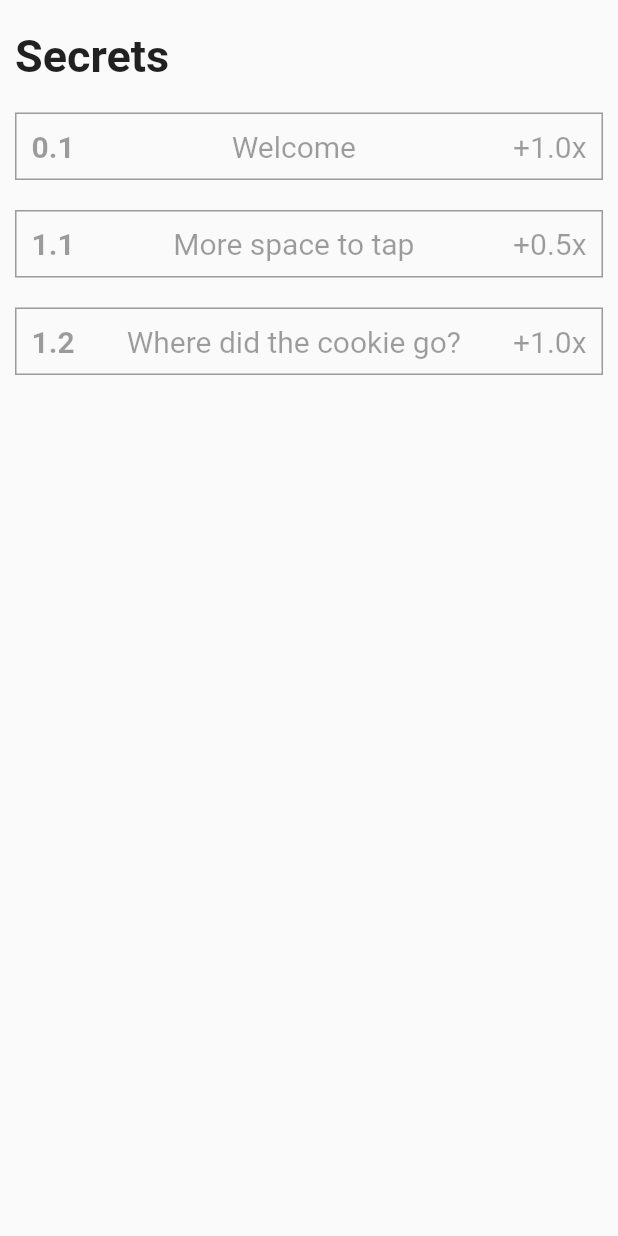
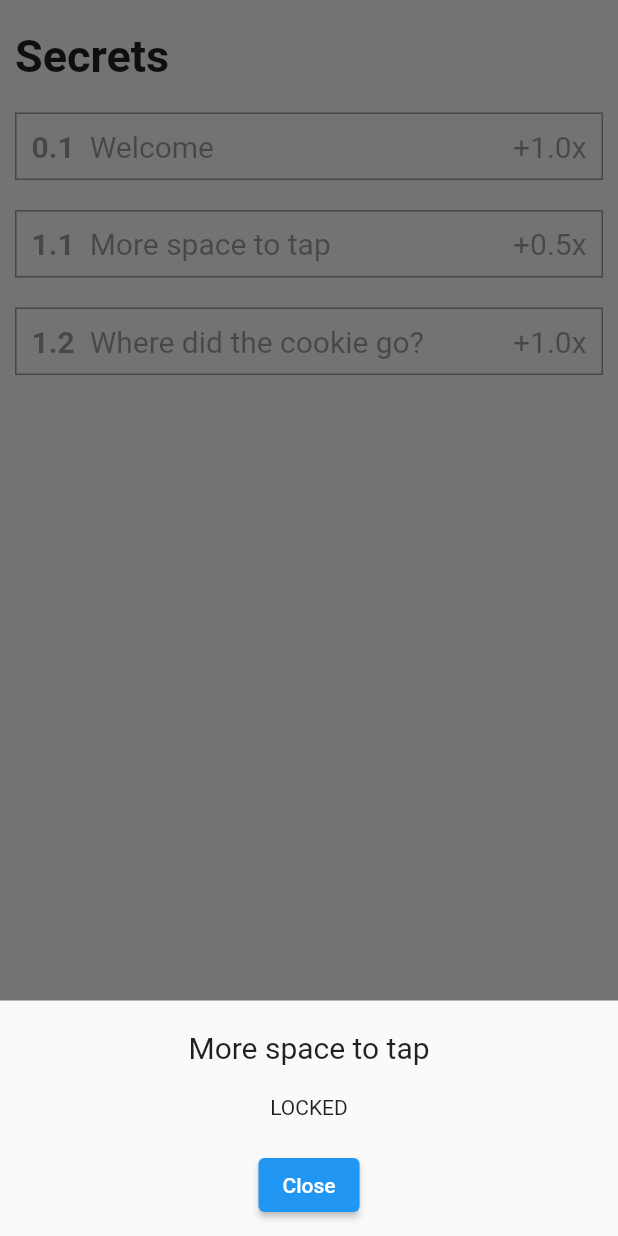
Before and after one commit to KidProf/ordinary-idle, a Flutter app: the SecretsPage widget shown alone on an empty page, opened directly with empty values, after a tap on "1.1", on a phone screen of 412 x 824 dp. Run offline on Flutter 3.47's test engine with Material 2 defaults, Android fonts, the phone set to English and light mode, and no system bars; our stand-ins replace fluttertoast, hive, hive_flutter, tuple; missing offline and left inert: restart_app; accounts and stored records are empty.

Commit message:
make swiping easier to register, prevented overflow

```diff
--- a/lib/pages/SecretsPage.dart
+++ b/lib/pages/SecretsPage.dart
@@ -45,43 +45,52 @@ class SecretsPage extends StatelessWidget {
                 children: [
                   const SizedBox(width: 10),
                   Text(s.exid, style: TextStyle(fontSize: 20, fontWeight: FontWeight.bold, color: color)),
-                  const Spacer(),
-                  Text(s.title, style: TextStyle(fontSize: 20, color: color)),
-                  const Spacer(),
+                  const SizedBox(width: 10),
+                  Expanded(child: Text(s.title, style: TextStyle(fontSize: 20, color: color,), overflow: TextOverflow.ellipsis,)),
+                  const SizedBox(width: 10),
                   Text("+"+s.reward.toString() + "x", style: TextStyle(fontSize: 20, color: color)),
                   const SizedBox(width: 10),
                 ],
                 mainAxisAlignment: MainAxisAlignment.center,
               )),
           onTap: () {
-            if (completed) {
             showModalBottomSheet<void>(
+              isScrollControlled: true,
               context: context,
               builder: (BuildContext context) {
-                  return Container(
-                    height: 250,
-                    color: const Color(0xFFFAFAFA),
-                    margin: EdgeInsets.fromLTRB(10, 0, 10, 0),
-                    child: Center(
-                      child: Column(
-                        mainAxisAlignment: MainAxisAlignment.center,
-                        mainAxisSize: MainAxisSize.min,
-                        children: <Widget>[
+                List<Widget> children;
+                if (completed) {
+                  children = [
+                      SizedBox(width: MediaQuery.of(context).size.width - 20, height: 0), //maintain width
                       Text(s.title, style: TextStyle(fontSize: 20)),
-                          SizedBox(height: 20),
-                          Text(s.description),
-                          SizedBox(height: 20),
+                      SizedBox(width: MediaQuery.of(context).size.width - 20, child: Text(s.description)),
                       ElevatedButton(
                         child: const Text('Close'),
                         onPressed: () => Navigator.pop(context),
-                          )
-                        ],
                       ),
+                  ];
+                }else{
+                  children = [
+                    SizedBox(width: MediaQuery.of(context).size.width - 20, height: 0), //maintain width
+                    Text(s.title, style: TextStyle(fontSize: 20)),
+                    const Text("LOCKED"),
+                    ElevatedButton(
+                        child: const Text('Close'),
+                        onPressed: () => Navigator.pop(context),
                       ),
-                  );
+                  ];
+                }
+                return Container(
+                  margin: EdgeInsets.fromLTRB(10, 0, 10, 10),
+                  child: Wrap(
+                  direction: Axis.vertical,
+                  alignment: WrapAlignment.start,
+                  crossAxisAlignment: WrapCrossAlignment.center,
+                  spacing: 20,
+                  children: children,
+                ),);
               },
             );
-            }
           });
     }).toList();
   }
--- a/lib/partials/1cookie/CookieBackground.dart
+++ b/lib/partials/1cookie/CookieBackground.dart
@@ -40,7 +40,6 @@ class _CookieBackgroundState extends State<CookieBackground> {
               cookieShow = false;
             });
             widget.pSecrets.progressSecret(3,0);
-            print("completed");
           }else{
             setState(() {
               cookieOffset += Vector2(0, -canvasSize.y*0.06);
@@ -49,6 +48,9 @@ class _CookieBackgroundState extends State<CookieBackground> {
           }
           print("swipe up" + cookieOffset.toString());
         },
+        swipeConfiguration: SwipeConfiguration(
+          verticalSwipeMaxWidthThreshold: 100,
+        ),
         filterOnStart: (DragStartDetails dragDetails) {
           print(_isInCookie(
               dragDetails.globalPosition.dx, dragDetails.globalPosition.dy));
@@ -85,7 +87,7 @@ class _CookieBackgroundState extends State<CookieBackground> {
     var y = details.globalPosition.dy;
     // or user the local position method to get the offset
     // print(details.localPosition);
-    print("tap down " + x.toString() + ", " + y.toString());
+    // print("tap down " + x.toString() + ", " + y.toString());
     widget.addCoins(1.0);
     if (_isInCookie(x, y)) {
       //TODO: animations of some sort
--- a/lib/util/toast.dart
+++ b/lib/util/toast.dart
@@ -19,10 +19,10 @@ class MyToast {
           // SizedBox(
           //   width: 12.0,
           // ),
-          Text(
+          Flexible(child: Text(
             msg,
             style: const TextStyle(color: Colors.white),
-          ),
+          ),),
         ],
       ),
     );
```
Also changed, not shown: lib/util/SwipeDetector.dart (+4 -5 lines), 1 other file. Lines whose indentation alone changed are shown as unchanged.
